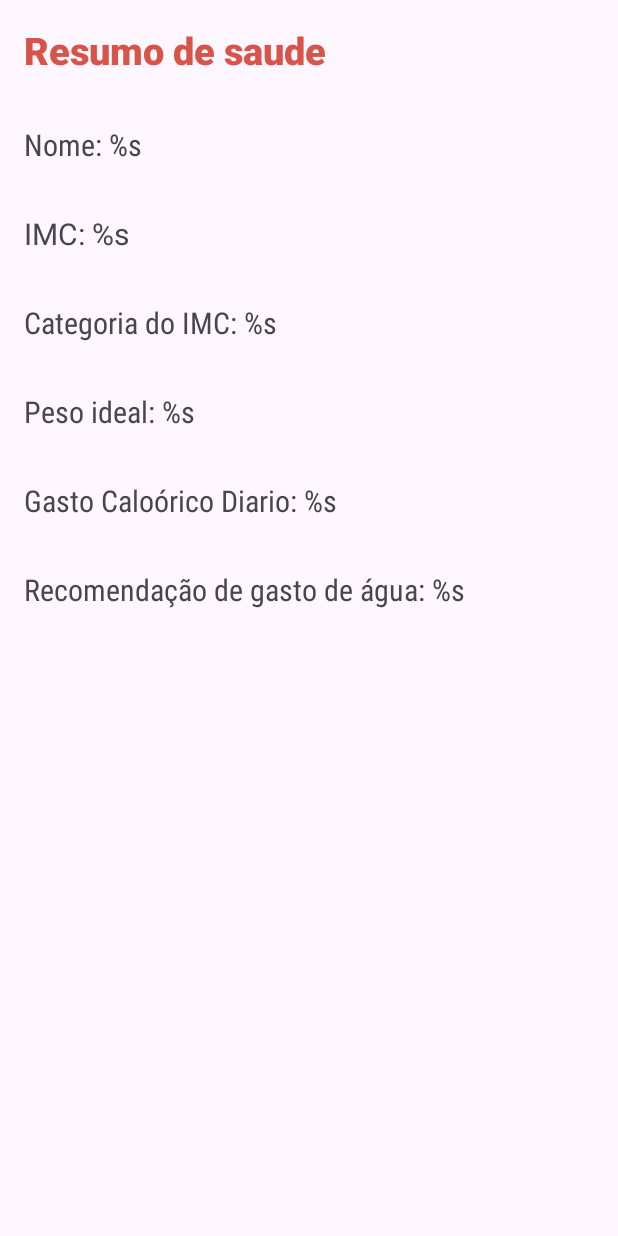
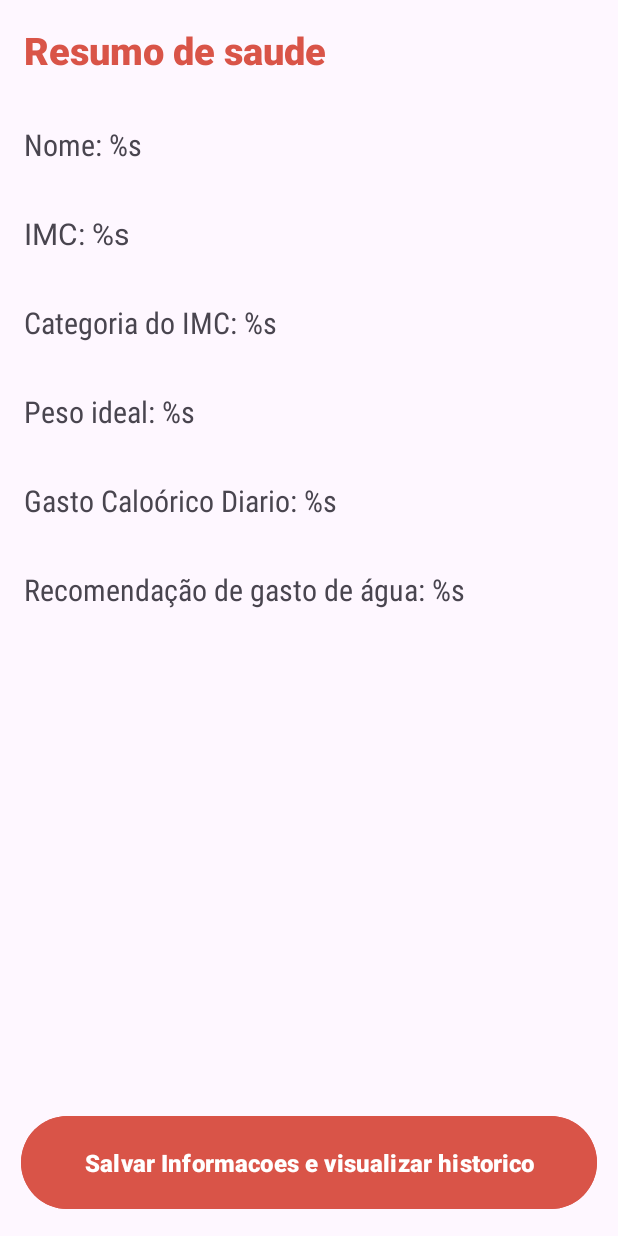
Before and after one commit to Analiviamotta/ImFitPlus, an Android app: the Resume screen opened directly, with no data from a screen before it, on a phone screen of 412 x 824 dp. Run offline under Robolectric (Android 15) with nearby library versions, the phone set to English and light mode, and no system bars.

Commit message:
feat(resume): use resume controller

```diff
--- a/app/src/main/res/layout/activity_resume.xml
+++ b/app/src/main/res/layout/activity_resume.xml
@@ -114,9 +114,22 @@
             android:layout_width="match_parent"
             android:layout_height="wrap_content"
             android:textAlignment="textStart" />
-
-
     </LinearLayout>
 
+    <Button
+        android:id="@+id/saveBt"
+        android:text="@string/save_bt_label"
+
+        android:layout_width="match_parent"
+        android:layout_height="wrap_content"
+
+        android:padding="20dp"
+        android:layout_margin="14dp"
+        android:backgroundTint="@color/rose"
+
+        android:textSize="16sp"
+        android:fontFamily="sans-serif-black"
+        app:layout_constraintBottom_toBottomOf="parent"
+        />
 
 </androidx.constraintlayout.widget.ConstraintLayout>
--- a/app/src/main/res/values/strings.xml
+++ b/app/src/main/res/values/strings.xml
@@ -43,4 +43,6 @@
     <string name="not_is_first_use">Já usei o app antes</string>
     <string name="checkbox_description">Digite o mesmo nome que você usou quando acessou a primeira vez, para buscarmos suas informacoes</string>
     <string name="preencher_informacoes">Preencher informacoes com base no registro anterior</string>
+    <string name="save_bt_label">Salvar Informacoes e visualizar historico</string>
+    <string name="history_button_label">Visualizar histórico</string>
 </resources>
```
Also changed, not shown: app/src/main/java/br/edu/ifsp/scl/ads/prdm/sc3033945/imfitplus/ui/PersonalDataFormActivity.kt (+8 -2 lines), app/src/main/java/br/edu/ifsp/scl/ads/prdm/sc3033945/imfitplus/ui/Resume.kt (+42 -0 lines).
